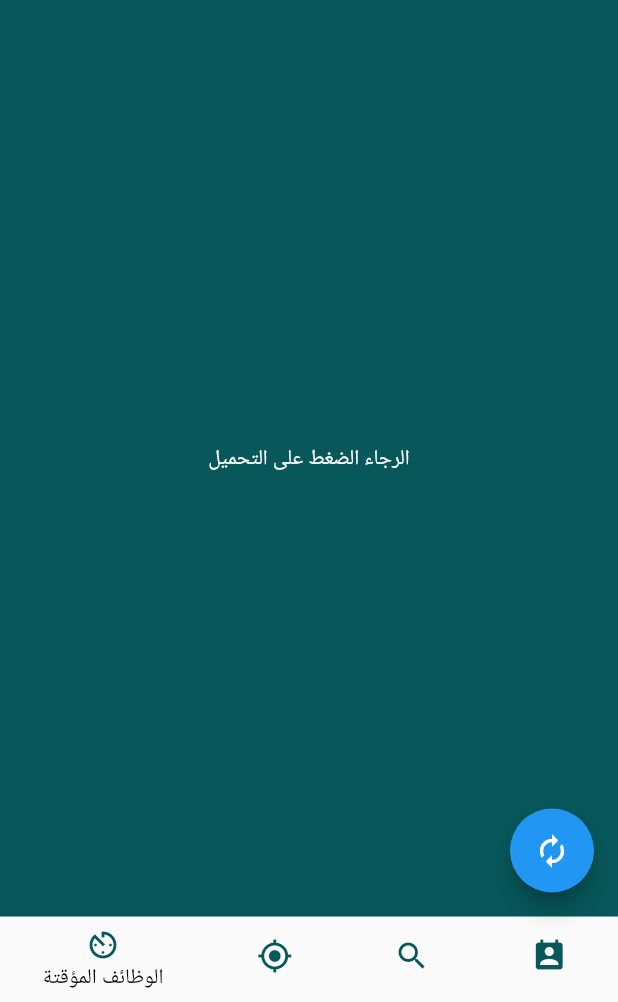
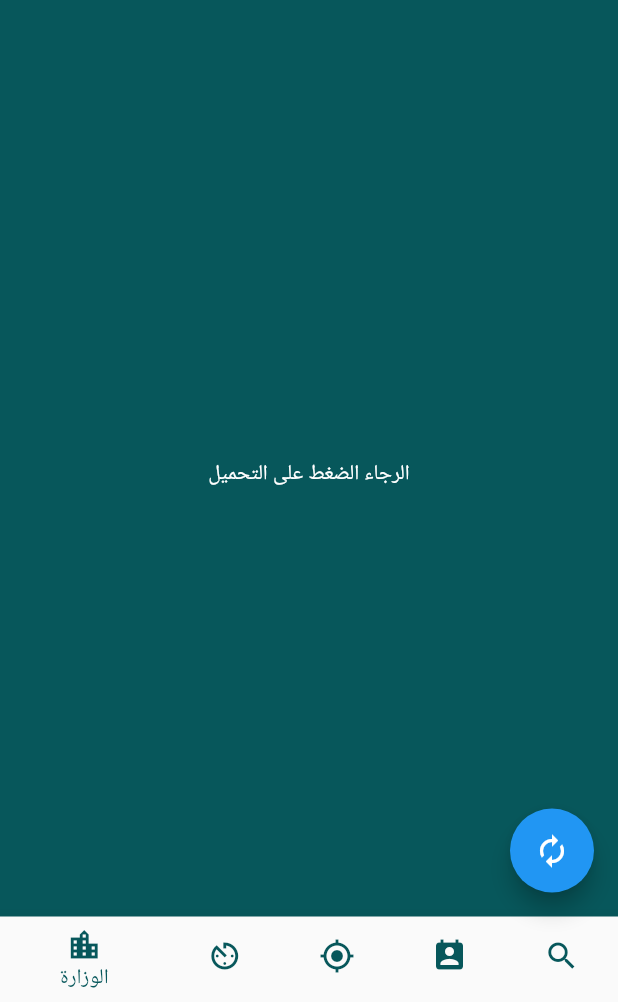
Before and after one commit to OmanTechGrp/Looking4JobsInOman, a Flutter app: the screen it shows after launch, on a phone screen of 412 x 824 dp, the part 234-1236 px from its top. Run offline on Flutter 3.47's test engine with Material 2 defaults, Android fonts, the phone set to English and light mode, and no system bars.

Commit message:
update the Main Screen

```diff
--- a/lib/myhomepage.dart
+++ b/lib/myhomepage.dart
@@ -16,18 +16,38 @@ class _MyHomePageState extends State<MyHomePage> {
   bool isSuccess;
 
   int _selectedIndex = 0;
+
   final _widgetOptions = [
-    Text('الوظائف المؤقتة'),
-    Text('الوظائف الدائمة'),
-    Text('إعلانات الباحثين'),
-    Text('وظائف بعقد')
+    Text(
+      'وظائف معروضة  من قبل وزارة القوى العاملة ',
+      style: TextStyle(color: Colors.white70),
+    ),
+    Text(
+      'وظائف بدوام جزئى',
+      style: TextStyle(color: Colors.white70),
+    ),
+    Text(
+      'وظائف بعقد مؤقت',
+      style: TextStyle(color: Colors.white70),
+    ),
+    Text(
+      'وظائف بعقد دائم',
+      style: TextStyle(color: Colors.white70),
+    ),
+    Text(
+      'إعلانات الباحثين',
+      style: TextStyle(color: Colors.white70),
+    )
   ];
 
   bool isLoading = false;
 
+  Widget headerTitle;
+
   void _fetchDataFromAPI() {
     setState(() {
-          isLoading = true;
+      headerTitle = _widgetOptions[_selectedIndex];
+      isLoading = true;
     });
     var url =
         "https://www.manpower.gov.om/api/api/Vacancy?PageSize=9999&CurrentPage=1&EducationCode=0&RefCode=0&OccupationName=&RegCode=0&WilayatCode=0&SponsorName=&Gender=ANY&LanguageID=1";
@@ -51,28 +71,224 @@ class _MyHomePageState extends State<MyHomePage> {
     });
   }
 
-  void _onItemTapped(int index) {
+  void _partTime() {
     setState(() {
-      _selectedIndex = index;
+      headerTitle = _widgetOptions[_selectedIndex];
     });
   }
 
-  Widget screenDispay(){
+  void _tempContract() {
+    setState(() {
+      headerTitle = _widgetOptions[_selectedIndex];
+    });
+  }
 
+  void _perContract() {
+    setState(() {
+      headerTitle = _widgetOptions[_selectedIndex];
+    });
+  }
+
+  void _jobSercher() {
+    setState(() {
+      headerTitle = _widgetOptions[_selectedIndex];
+    });
+  }
+
+  void _refreshData() {
+    switch (_selectedIndex) {
+      case 0:
+        {
+          print("Excellent");
+          _fetchDataFromAPI();
+        }
+        break;
+
+      case 1:
+        {
+          print("Good");
+        }
+        break;
+
+      case 2:
+        {
+          print("Fair");
+        }
+        break;
+
+      case 3:
+        {
+          print("Poor");
+        }
+        break;
+
+      case 4:
+        {
+          print("Fail");
+        }
+        break;
+
+      default:
+        {
+          print("Invalid choice");
+        }
+        break;
+    }
+  }
+
+  Widget drawerMenu() {
+    return Drawer(
+      child: ListView(
+        children: <Widget>[
+          ListTile(
+            title: Text("إضافة إعلان"),
+            trailing: Icon(Icons.arrow_forward),
+          ),
+          ListTile(
+            title: Text("التسجيل"),
+            trailing: Icon(Icons.arrow_forward),
+          ),
+          ListTile(
+            title: Text("تسجيل الدخول"),
+            trailing: Icon(Icons.arrow_forward),
+          ),
+        ],
+      ),
+    );
+  }
+
+  Widget bottomMenu() {
+    return BottomNavigationBar(
+      items: <BottomNavigationBarItem>[
+        BottomNavigationBarItem(
+          icon: Icon(
+            Icons.location_city,
+            color: Theme.of(context).backgroundColor,
+          ),
+          title: Text(
+            'الوزارة',
+            style: TextStyle(
+              color: Theme.of(context).backgroundColor,
+            ),
+          ),
+        ),
+        BottomNavigationBarItem(
+          icon: Icon(
+            Icons.av_timer,
+            color: Theme.of(context).backgroundColor,
+          ),
+          title: Text(
+            'دوام جزئى',
+            style: TextStyle(
+              color: Theme.of(context).backgroundColor,
+            ),
+          ),
+        ),
+        BottomNavigationBarItem(
+          icon: Icon(
+            Icons.gps_fixed,
+            color: Theme.of(context).backgroundColor,
+          ),
+          title: Text(
+            'عقد مؤقت',
+            style: TextStyle(
+              color: Theme.of(context).backgroundColor,
+            ),
+          ),
+        ),
+        BottomNavigationBarItem(
+          icon: Icon(
+            Icons.perm_contact_calendar,
+            color: Theme.of(context).backgroundColor,
+          ),
+          title: Text(
+            'عقد دائم',
+            style: TextStyle(
+              color: Theme.of(context).backgroundColor,
+            ),
+          ),
+        ),
+        BottomNavigationBarItem(
+          icon: Icon(
+            Icons.search,
+            color: Theme.of(context).backgroundColor,
+          ),
+          title: Text(
+            'إعلانات',
+            style: TextStyle(
+              color: Theme.of(context).backgroundColor,
+            ),
+          ),
+        ),
+      ],
+      currentIndex: _selectedIndex,
+      //backgroundColor: Theme.of(context).bottomAppBarColor,
+      // selectedItemColor: Colors.black,
+      fixedColor: Theme.of(context).backgroundColor,
+      //  type: BottomNavigationBarType.fixed,
+      onTap: _onItemTapped,
+    );
+  }
+
+  void _onItemTapped(int index) {
+    if (!isLoading) {
+      _selectedIndex = index;
+      switch (_selectedIndex) {
+        case 0:
+          {
+            print("Excellent");
+            _fetchDataFromAPI();
+          }
+          break;
+
+        case 1:
+          {
+            print("Good");
+            _partTime();
+          }
+          break;
+
+        case 2:
+          {
+            print("Fair");
+            _tempContract();
+          }
+          break;
+
+        case 3:
+          {
+            print("Poor");
+            _perContract();
+          }
+          break;
+
+        case 4:
+          {
+            print("Fail");
+            _jobSercher();
+          }
+          break;
+
+        default:
+          {
+            print("Invalid choice");
+          }
+          break;
+      }
+    }
+  }
+
+  Widget screenDispay() {
     Widget _whatDisplayOnScreen;
 
-    if (isLoading){
-
-      _whatDisplayOnScreen = CircularProgressIndicator();
-
+    if (isLoading) {
+      _whatDisplayOnScreen = Center(child: CircularProgressIndicator());
     } else {
       _whatDisplayOnScreen = Vacancies(
-              vacanciesList: vacancyDetailsList,
-              errorMessage: errorMessage,
-            );
+        vacanciesList: vacancyDetailsList,
+        errorMessage: errorMessage,
+      );
     }
-
-
 
     return _whatDisplayOnScreen;
   }
@@ -86,24 +302,7 @@ class _MyHomePageState extends State<MyHomePage> {
         centerTitle: true,
         title: Text('البحث عن وظيفة'),
       ),
-      drawer: Drawer(
-        child: ListView(
-          children: <Widget>[
-            ListTile(
-              title: Text("إضافة إعلان"),
-              trailing: Icon(Icons.arrow_forward),
-            ),
-            ListTile(
-              title: Text("التسجيل"),
-              trailing: Icon(Icons.arrow_forward),
-            ),
-            ListTile(
-              title: Text("تسجيل الدخول"),
-              trailing: Icon(Icons.arrow_forward),
-            ),
-          ],
-        ),
-      ),
+      drawer: drawerMenu(),
       body: Column(
         children: <Widget>[
           Center(
@@ -111,52 +310,19 @@ class _MyHomePageState extends State<MyHomePage> {
             'logo/logo.png',
             height: 100.0,
           )),
+          Container(
+            margin: EdgeInsets.all(10.0),
+              child: Center(
+            child: headerTitle,
+          )),
           Expanded(
             child: screenDispay(),
           )
         ],
       ),
-      bottomNavigationBar: BottomNavigationBar(
-        items: <BottomNavigationBarItem>[
-          BottomNavigationBarItem(
-            icon: Icon(
-              Icons.av_timer,
-              color: Theme.of(context).backgroundColor,
-            ),
-            title: Text('الوظائف المؤقتة'),
-          ),
-          BottomNavigationBarItem(
-            icon: Icon(
-              Icons.gps_fixed,
-              color: Theme.of(context).backgroundColor,
-            ),
-            title: Text('الوظائف الدائمة'),
-          ),
-          BottomNavigationBarItem(
-            icon: Icon(
-              Icons.search,
-              color: Theme.of(context).backgroundColor,
-            ),
-            title: Text('إعلانات الباحثين'),
-          ),
-          BottomNavigationBarItem(
-            icon: Icon(
-              Icons.perm_contact_calendar,
-              color: Theme.of(context).backgroundColor,
-            ),
-            title: Text('وظائف بعقد'),
-          ),
-        ],
-        currentIndex: _selectedIndex,
-        backgroundColor: Theme.of(context).bottomAppBarColor,
-        selectedItemColor: Colors.black,
-        // fixedColor: Colors.deepPurple,
-
-        onTap: _onItemTapped,
-      ),
+      bottomNavigationBar: bottomMenu(),
       floatingActionButton: FloatingActionButton(
-
-        onPressed: _fetchDataFromAPI,
+        onPressed: _refreshData,
         tooltip: 'Get Data',
         child: Icon(Icons.autorenew),
       ),
```
Also changed, not shown: lib/vacancies.dart (+2 -15 lines).
